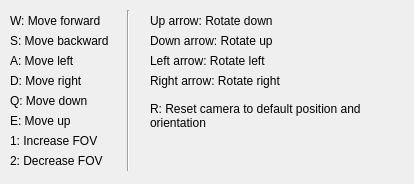
The window that assignment_package/forms/cameracontrolshelp.ui (nshejwalkar/mini-minecraft) describes before a commit, drawn with Qt 5.
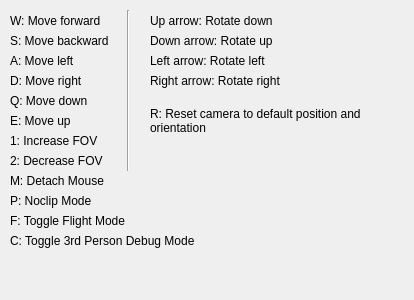
The same window after the commit.

```diff
--- a/assignment_package/forms/cameracontrolshelp.ui
+++ b/assignment_package/forms/cameracontrolshelp.ui
@@ -7,7 +7,7 @@
     <x>0</x>
     <y>0</y>
     <width>414</width>
-    <height>184</height>
+    <height>300</height>
    </rect>
   </property>
   <property name="windowTitle">
@@ -82,7 +82,7 @@
     <rect>
      <x>150</x>
      <y>30</y>
-     <width>141</width>
+     <width>181</width>
      <height>21</height>
     </rect>
    </property>
@@ -98,7 +98,7 @@
     <rect>
      <x>150</x>
      <y>10</y>
-     <width>151</width>
+     <width>181</width>
      <height>21</height>
     </rect>
    </property>
@@ -114,7 +114,7 @@
     <rect>
      <x>150</x>
      <y>70</y>
-     <width>151</width>
+     <width>181</width>
      <height>21</height>
     </rect>
    </property>
@@ -130,7 +130,7 @@
     <rect>
      <x>150</x>
      <y>50</y>
-     <width>131</width>
+     <width>171</width>
      <height>21</height>
     </rect>
    </property>
@@ -224,7 +224,7 @@
      <x>150</x>
      <y>100</y>
      <width>251</width>
-     <height>31</height>
+     <height>41</height>
     </rect>
    </property>
    <property name="text">
@@ -237,6 +237,70 @@
     <bool>true</bool>
    </property>
   </widget>
+  <widget class="QLabel" name="label_12">
+   <property name="geometry">
+    <rect>
+     <x>10</x>
+     <y>170</y>
+     <width>151</width>
+     <height>21</height>
+    </rect>
+   </property>
+   <property name="text">
+    <string>M: Detach Mouse</string>
+   </property>
+   <property name="alignment">
+    <set>Qt::AlignmentFlag::AlignLeading|Qt::AlignmentFlag::AlignLeft|Qt::AlignmentFlag::AlignVCenter</set>
+   </property>
+  </widget>
+  <widget class="QLabel" name="label_15">
+   <property name="geometry">
+    <rect>
+     <x>10</x>
+     <y>190</y>
+     <width>151</width>
+     <height>21</height>
+    </rect>
+   </property>
+   <property name="text">
+    <string>P: Noclip Mode</string>
+   </property>
+   <property name="alignment">
+    <set>Qt::AlignmentFlag::AlignLeading|Qt::AlignmentFlag::AlignLeft|Qt::AlignmentFlag::AlignVCenter</set>
+   </property>
+  </widget>
+  <widget class="QLabel" name="label_16">
+   <property name="geometry">
+    <rect>
+     <x>10</x>
+     <y>210</y>
+     <width>151</width>
+     <height>21</height>
+    </rect>
+   </property>
+   <property name="text">
+    <string>F: Toggle Flight Mode</string>
+   </property>
+   <property name="alignment">
+    <set>Qt::AlignmentFlag::AlignLeading|Qt::AlignmentFlag::AlignLeft|Qt::AlignmentFlag::AlignVCenter</set>
+   </property>
+  </widget>
+  <widget class="QLabel" name="label_17">
+   <property name="geometry">
+    <rect>
+     <x>10</x>
+     <y>230</y>
+     <width>261</width>
+     <height>21</height>
+    </rect>
+   </property>
+   <property name="text">
+    <string>C: Toggle 3rd Person Debug Mode</string>
+   </property>
+   <property name="alignment">
+    <set>Qt::AlignmentFlag::AlignLeading|Qt::AlignmentFlag::AlignLeft|Qt::AlignmentFlag::AlignVCenter</set>
+   </property>
+  </widget>
  </widget>
  <resources/>
  <connections/>
```
Left out of the diff: 28 changed lines with no effect on the pictures.
